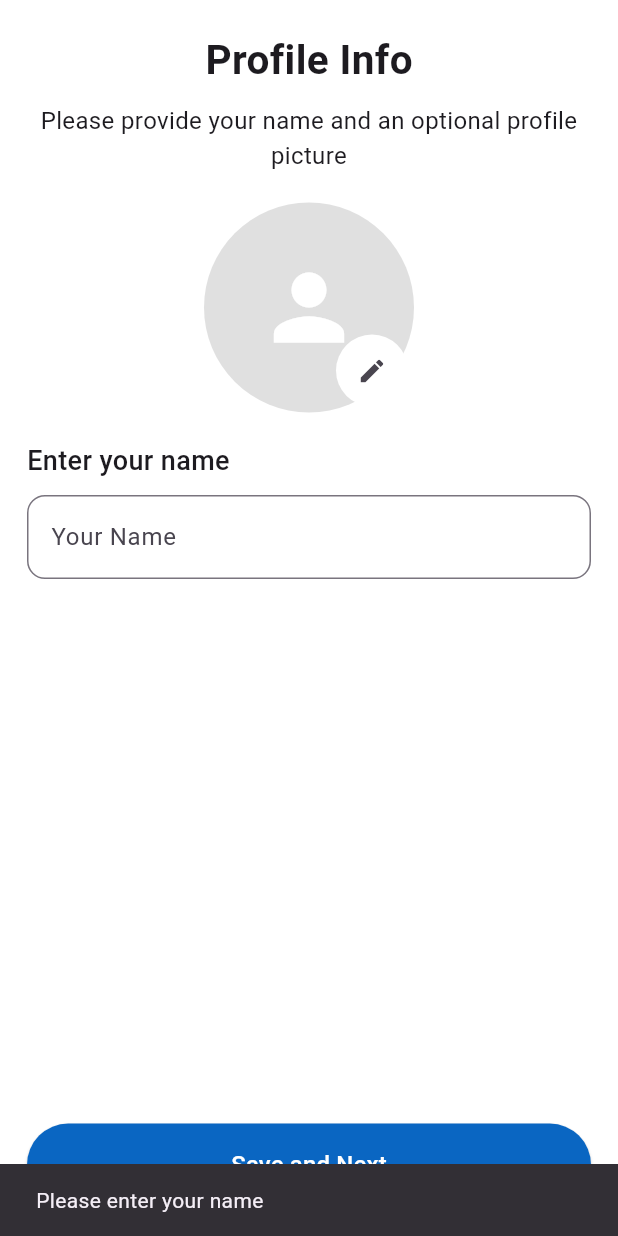
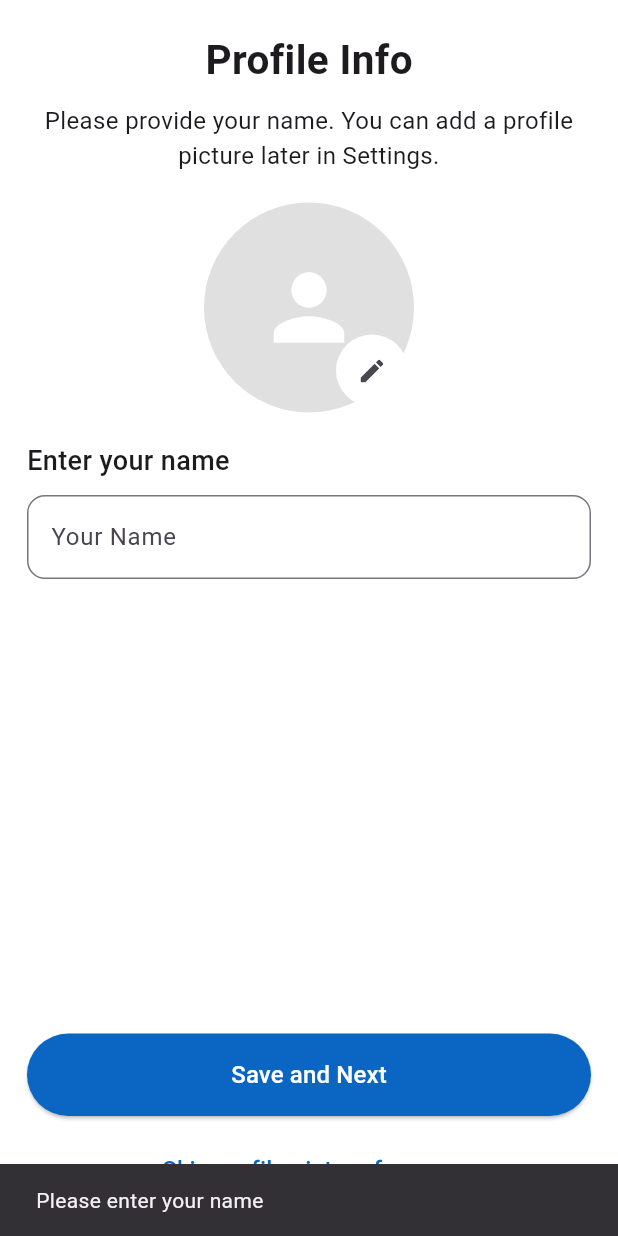
Before and after one commit to hasnain-shehnsha/TransLnc, a Flutter app: the SetInfo screen opened directly, after a tap on "Save and Next", on a phone screen of 412 x 824 dp. Run offline on Flutter 3.47's test engine with Material 3 defaults, Android fonts, the phone set to English and light mode, and no system bars; our stand-ins replace cloud_firestore, firebase_auth, firebase_core, firebase_storage, image_picker, intl_phone_field; accounts and stored records are empty.

```diff
--- a/lib/screens/set_details.dart
+++ b/lib/screens/set_details.dart
@@ -6,7 +6,7 @@ import 'package:firebase_storage/firebase_storage.dart';
 import 'package:flutter/material.dart';
 import 'package:image_picker/image_picker.dart';
 
-import 'Home.dart';
+import 'navigator.dart';
 
 class SetInfo extends StatefulWidget {
   const SetInfo({super.key});
@@ -68,13 +68,10 @@ class _SetInfoState extends State<SetInfo> {
           print("Photo uploaded: $photoUrl");
         } catch (e) {
           print("Image upload failed: $e");
+          // Don't block the save process if image upload fails
           ScaffoldMessenger.of(context).showSnackBar(
-            const SnackBar(content: Text("Image upload failed. Try again.")),
+            const SnackBar(content: Text("Profile picture upload failed. Saving other information...")),
           );
-          setState(() {
-            _isSaving = false;
-          });
-          return;
         }
       }
 
@@ -100,7 +97,7 @@ class _SetInfoState extends State<SetInfo> {
 
       Navigator.pushReplacement(
         context,
-        MaterialPageRoute(builder: (context) => const HomePage()),
+        MaterialPageRoute(builder: (context) => const BottomNavController()),
       );
     } catch (e) {
       print("Error saving user data: $e");
@@ -136,7 +133,7 @@ class _SetInfoState extends State<SetInfo> {
               ),
               const SizedBox(height: 10),
               const Text(
-                "Please provide your name and an optional profile picture",
+                "Please provide your name. You can add a profile picture later in Settings.",
                 style: TextStyle(fontSize: 16),
                 textAlign: TextAlign.center,
               ),
@@ -194,10 +191,12 @@ class _SetInfoState extends State<SetInfo> {
 
               const Spacer(),
 
-              // Save Button
+              // Buttons
               Padding(
                 padding: const EdgeInsets.only(bottom: 20),
-                child: SizedBox(
+                child: Column(
+                  children: [
+                    SizedBox(
                       width: double.infinity,
                       height: 55,
                       child: ElevatedButton(
@@ -218,6 +217,28 @@ class _SetInfoState extends State<SetInfo> {
                               ),
                       ),
                     ),
+                    const SizedBox(height: 12),
+                    TextButton(
+                      onPressed: _isSaving ? null : () {
+                        _nameController.text = _nameController.text.trim();
+                        if (_nameController.text.isNotEmpty) {
+                          _saveUserData();
+                        } else {
+                          ScaffoldMessenger.of(context).showSnackBar(
+                            const SnackBar(content: Text("Please enter your name")),
+                          );
+                        }
+                      },
+                      child: const Text(
+                        'Skip profile picture for now',
+                        style: TextStyle(
+                          color: Color(0xFF0A66C2),
+                          fontSize: 16,
+                        ),
+                      ),
+                    ),
+                  ],
+                ),
               ),
             ],
           ),
--- a/pubspec.yaml
+++ b/pubspec.yaml
@@ -41,6 +41,8 @@ dependencies:
   cloud_firestore: ^4.15.4
   firebase_storage: ^11.6.4
   image_picker: ^1.0.7
+  contacts_service: ^0.6.3
+  permission_handler: ^11.0.0
 
 
 
```
Also changed, not shown: lib/main.dart (+14 -41 lines), lib/models/ContactDisplay.dart (added, +13 -0 lines), lib/screens/navigator.dart (added, +48 -0 lines), pubspec.lock, 2 other files. Lines whose indentation alone changed are shown as unchanged.
